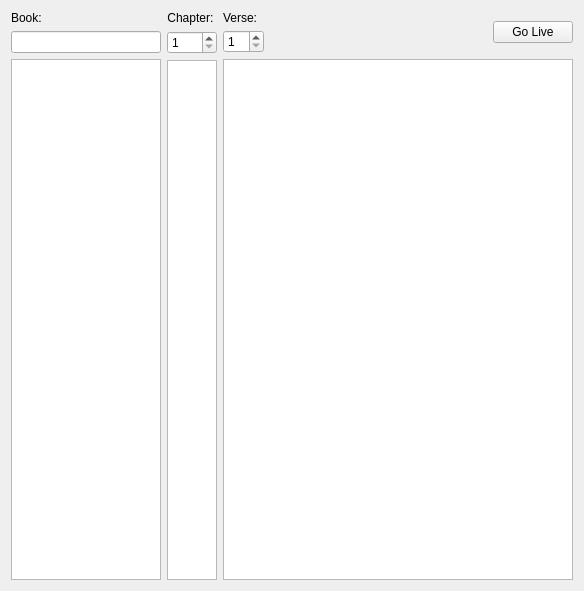
Qt form src/biblewidget.ui (SoftProjector/src) before a commit.
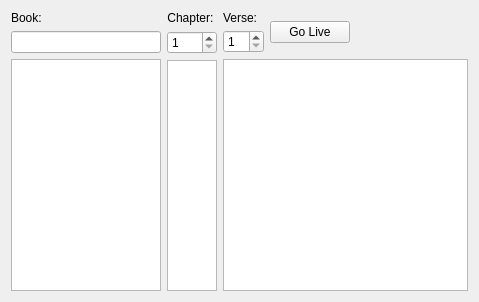
The same form after that commit.

Commit message: Moved the "Go Live" button a little to the left.

```diff
--- a/src/biblewidget.ui
+++ b/src/biblewidget.ui
@@ -6,8 +6,8 @@
    <rect>
     <x>0</x>
     <y>0</y>
-    <width>584</width>
-    <height>591</height>
+    <width>479</width>
+    <height>302</height>
    </rect>
   </property>
   <property name="minimumSize">
@@ -19,8 +19,6 @@
   <property name="windowTitle">
    <string>Form</string>
   </property>
-  <layout class="QHBoxLayout" name="horizontalLayout_5">
-   <item>
     <layout class="QHBoxLayout" name="horizontalLayout_4" stretch="1,1,100">
      <item>
       <layout class="QVBoxLayout" name="verticalLayout_2">
@@ -177,19 +175,6 @@
                </property>
               </widget>
              </item>
-             <item>
-              <spacer name="horizontalSpacer_3">
-               <property name="orientation">
-                <enum>Qt::Horizontal</enum>
-               </property>
-               <property name="sizeHint" stdset="0">
-                <size>
-                 <width>17</width>
-                 <height>5</height>
-                </size>
-               </property>
-              </spacer>
-             </item>
             </layout>
            </item>
            <item>
@@ -207,25 +192,39 @@
                </property>
               </widget>
              </item>
+          </layout>
+         </item>
+        </layout>
+       </item>
              <item>
-              <spacer name="horizontalSpacer">
+        <layout class="QVBoxLayout" name="verticalLayout_5">
+         <item>
+          <spacer name="verticalSpacer">
                <property name="orientation">
-                <enum>Qt::Horizontal</enum>
+            <enum>Qt::Vertical</enum>
+           </property>
+           <property name="sizeType">
+            <enum>QSizePolicy::Minimum</enum>
                </property>
                <property name="sizeHint" stdset="0">
                 <size>
-                 <width>17</width>
-                 <height>5</height>
+             <width>20</width>
+             <height>0</height>
                 </size>
                </property>
               </spacer>
-             </item>
-            </layout>
-           </item>
-          </layout>
          </item>
          <item>
           <widget class="QPushButton" name="btnLive">
+           <property name="sizePolicy">
+            <sizepolicy hsizetype="Fixed" vsizetype="Fixed">
+             <horstretch>0</horstretch>
+             <verstretch>0</verstretch>
+            </sizepolicy>
+           </property>
+           <property name="toolTip">
+            <string>Quickly show the selected Bible verse on the projector</string>
+           </property>
            <property name="text">
             <string>Go Live</string>
            </property>
@@ -237,6 +236,21 @@
         </layout>
        </item>
        <item>
+        <spacer name="horizontalSpacer_3">
+         <property name="orientation">
+          <enum>Qt::Horizontal</enum>
+         </property>
+         <property name="sizeHint" stdset="0">
+          <size>
+           <width>17</width>
+           <height>5</height>
+          </size>
+         </property>
+        </spacer>
+       </item>
+      </layout>
+     </item>
+     <item>
         <widget class="QListWidget" name="listChapter">
          <property name="alternatingRowColors">
           <bool>false</bool>
@@ -249,8 +263,6 @@
       </layout>
      </item>
     </layout>
-   </item>
-  </layout>
  </widget>
  <tabstops>
   <tabstop>lineEditBook</tabstop>
```
Left out of the diff: 1 changed line with no effect on the pictures. Lines whose indentation alone changed are shown as unchanged.
